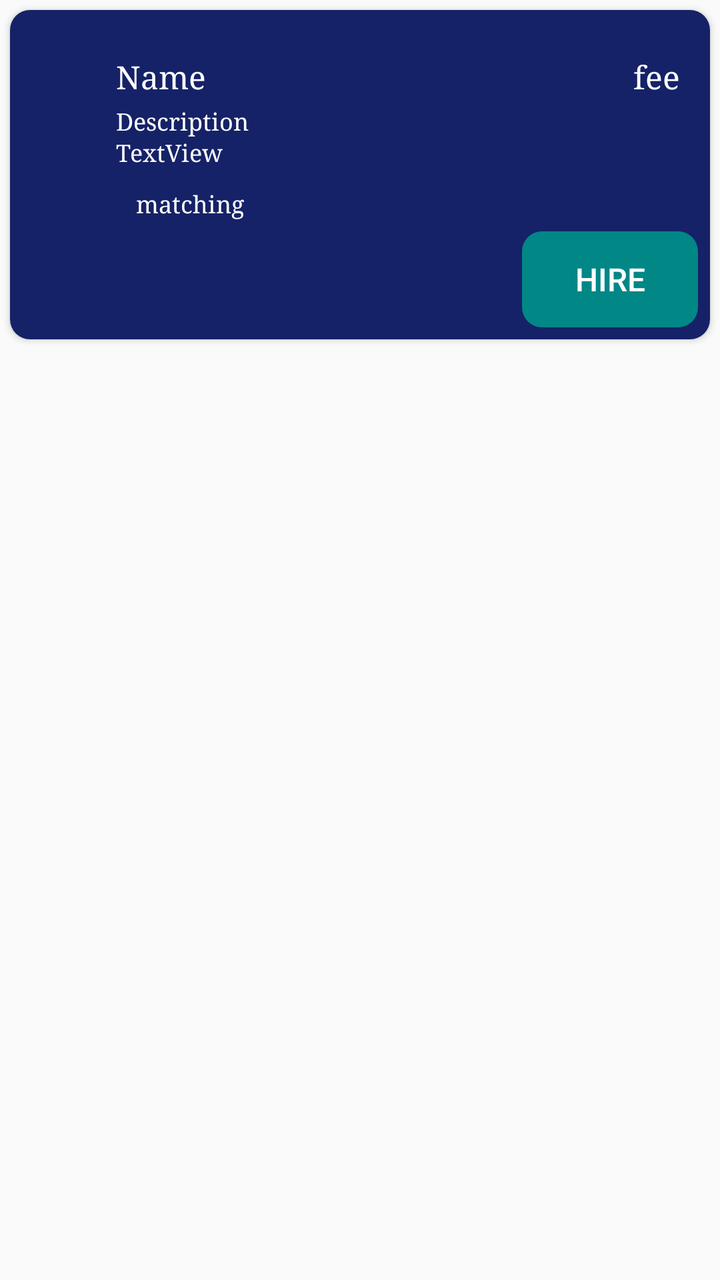
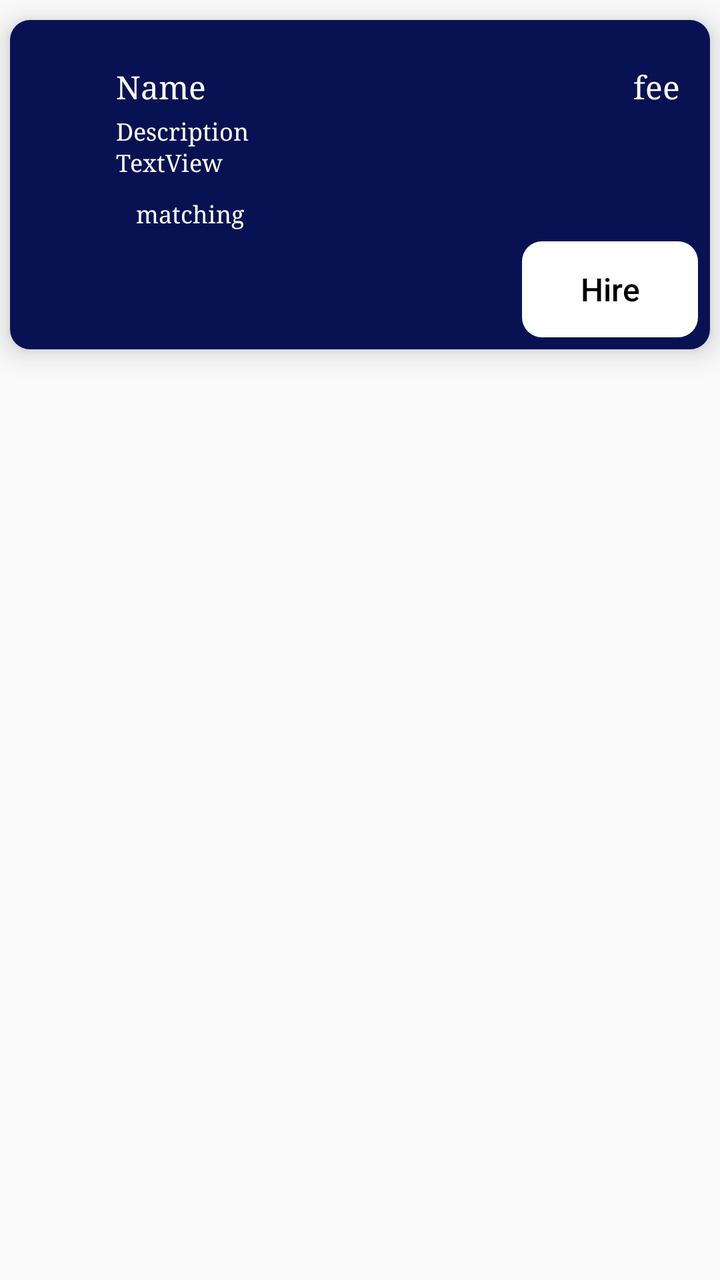

The first picture is an Android layout as it rendered before a commit; the second is the same layout after the commit. The layout source and the unified diff follow.
<!-- AndroidManifest.xml: application theme Theme.LawAdvat -->
<!-- res/layout/custom_subcatagory.xml -->
<?xml version="1.0" encoding="utf-8"?>
<androidx.appcompat.widget.LinearLayoutCompat xmlns:android="http://schemas.android.com/apk/res/android"
    xmlns:tools="http://schemas.android.com/tools"
    android:layout_width="match_parent"
    android:layout_height="wrap_content"
    xmlns:app="http://schemas.android.com/apk/res-auto">
    <androidx.cardview.widget.CardView
        android:layout_width="match_parent"
        android:layout_height="wrap_content"
        app:cardCornerRadius="10dp"
        android:padding="02dp"
        android:layout_margin="05dp">
        <LinearLayout
            android:layout_width="match_parent"
            android:layout_height="wrap_content"
            android:background="#152267"
            android:orientation="vertical">
            <androidx.constraintlayout.widget.ConstraintLayout
                android:layout_width="match_parent"
                android:layout_height="wrap_content">

                <ImageView
                    android:id="@+id/profile1"
                    android:layout_width="40dp"
                    android:layout_height="40dp"
                    android:layout_margin="05dp"
                    android:layout_marginStart="4dp"
                    app:layout_constraintBottom_toBottomOf="parent"
                    app:layout_constraintStart_toStartOf="parent"
                    app:layout_constraintTop_toTopOf="parent"
                    app:layout_constraintVertical_bias="0.0"
                    app:srcCompat="@drawable/baseline_account_circle_24" />

                <TextView
                    android:id="@+id/name1"
                    android:textColor="@color/white"
                    android:layout_width="wrap_content"
                    android:layout_height="wrap_content"
                    android:layout_marginStart="8dp"
                    android:layout_marginTop="16dp"
                    android:text="Name"
                    android:fontFamily="serif"
                    app:layout_constraintBottom_toBottomOf="@+id/profile1"
                    app:layout_constraintStart_toEndOf="@+id/profile1"
                    app:layout_constraintTop_toTopOf="@+id/profile1" />

                <TextView
                    android:id="@+id/fee11"
                    android:layout_width="wrap_content"
                    android:layout_height="wrap_content"
                    android:layout_marginEnd="15dp"
                    android:text="fee"
                    android:fontFamily="serif"
                    android:textColor="@color/white"
                    app:layout_constraintBottom_toBottomOf="@+id/name1"
                    app:layout_constraintEnd_toEndOf="parent"
                    app:layout_constraintTop_toTopOf="@+id/name1" />

                <TextView
                    android:id="@+id/description1"
                    android:layout_width="0dp"
                    android:layout_height="wrap_content"
                    android:layout_marginTop="4dp"
                    android:ellipsize="marquee"
                    android:fontFamily="serif"
                    android:maxLines="1"
                    android:text="Description"

                    android:textColor="@color/white"
                    android:textSize="12sp"
                    app:layout_constraintEnd_toStartOf="@+id/fee11"
                    app:layout_constraintStart_toStartOf="@+id/name1"
                    app:layout_constraintTop_toBottomOf="@+id/name1" />

                <TextView
                    android:id="@+id/first_sp"
                    android:layout_width="wrap_content"
                    android:layout_height="wrap_content"
                    android:layout_margin="10dp"
                    android:fontFamily="serif"
                    android:text="matching"
                    android:textColor="@color/white"
                    android:textSize="12sp"
                    app:layout_constraintStart_toStartOf="@+id/imageView2"
                    app:layout_constraintTop_toBottomOf="@+id/location11" />

                <TextView
                    android:id="@+id/location11"
                    android:layout_width="wrap_content"
                    android:layout_height="wrap_content"
                    android:fontFamily="serif"
                    android:text="TextView"
                    android:textColor="#FAFAFA"
                    android:textSize="12sp"
                    app:layout_constraintBottom_toBottomOf="@+id/imageView2"
                    app:layout_constraintStart_toEndOf="@+id/imageView2"
                    app:layout_constraintTop_toTopOf="@+id/imageView2" />

                <ImageView
                    android:id="@+id/imageView2"
                    android:layout_width="wrap_content"
                    android:layout_height="wrap_content"
                    android:layout_marginTop="8dp"
                    app:layout_constraintStart_toStartOf="@+id/description1"
                    app:layout_constraintTop_toBottomOf="@+id/description1"
                    app:srcCompat="@drawable/baseline_location_on_24"
                    app:tint="@color/white" />
            </androidx.constraintlayout.widget.ConstraintLayout>
            <Button
                android:id="@+id/hire_btn1"
                android:layout_width="wrap_content"
                android:layout_height="wrap_content"
                android:text="Hire"
                android:layout_gravity="right"
                android:layout_margin="06dp"
                android:backgroundTint="@color/teal_700"
                android:textColor="@color/white"
                android:background="@drawable/buttonradius"/>


        </LinearLayout>
    </androidx.cardview.widget.CardView>
</androidx.appcompat.widget.LinearLayoutCompat>
<!-- resources referenced by this layout -->
<resources>
  <color name="teal_700">#FF018786</color>
  <color name="white">#FFFFFFFF</color>
  <!-- drawable baseline_account_circle_24 (drawable) -->
  <vector android:height="24dp" android:tint="#000000"
      android:viewportHeight="24" android:viewportWidth="24"
      android:width="24dp" xmlns:android="http://schemas.android.com/apk/res/android">
      <path android:fillColor="@android:color/white" android:pathData="M12,2C6.48,2 2,6.48 2,12s4.48,10 10,10 10,-4.48 10,-10S17.52,2 12,2zM12,5c1.66,0 3,1.34 3,3s-1.34,3 -3,3 -3,-1.34 -3,-3 1.34,-3 3,-3zM12,19.2c-2.5,0 -4.71,-1.28 -6,-3.22 0.03,-1.99 4,-3.08 6,-3.08 1.99,0 5.97,1.09 6,3.08 -1.29,1.94 -3.5,3.22 -6,3.22z"/>
  </vector>
  <!-- drawable baseline_location_on_24 (drawable) -->
  <vector android:height="24dp" android:tint="#000000"
      android:viewportHeight="24" android:viewportWidth="24"
      android:width="24dp" xmlns:android="http://schemas.android.com/apk/res/android">
      <path android:fillColor="@android:color/white" android:pathData="M12,2C8.13,2 5,5.13 5,9c0,5.25 7,13 7,13s7,-7.75 7,-13c0,-3.87 -3.13,-7 -7,-7zM12,11.5c-1.38,0 -2.5,-1.12 -2.5,-2.5s1.12,-2.5 2.5,-2.5 2.5,1.12 2.5,2.5 -1.12,2.5 -2.5,2.5z"/>
  </vector>
  <!-- drawable buttonradius (drawable) -->
  <?xml version="1.0" encoding="utf-8"?>
  <shape xmlns:android="http://schemas.android.com/apk/res/android">
  <corners
      android:radius="10dp"/>
  </shape>
  <style name="Theme.LawAdvat" parent="Theme.MaterialComponents.DayNight.DarkActionBar.Bridge">
          
          <item name="colorPrimary">@color/white</item>
          <item name="colorPrimaryVariant">#FFFFFF</item>
          <item name="colorOnPrimary">#009688</item>
          
          <item name="colorSecondary">@color/teal_200</item>
          <item name="colorSecondaryVariant">@color/teal_700</item>
          <item name="colorOnSecondary">#FFFFFF</item>
          
          <item name="android:statusBarColor">#FFFFFF</item>
          
          <item name="titleTextColor">@color/black</item>
          <item name="fontFamily">serif</item>
          <item name="android:textSize">16sp</item>
      </style>
  <color name="teal_200">#FF03DAC5</color>
  <color name="black">#FF000000</color>
</resources>

<!-- the commit's change to res/layout/custom_subcatagory.xml (unified diff, before → after) -->
@@ -7,13 +7,16 @@
     <androidx.cardview.widget.CardView
         android:layout_width="match_parent"
         android:layout_height="wrap_content"
+        android:layout_marginStart="5dp"
+        android:layout_marginTop="10dp"
+        android:layout_marginEnd="5dp"
         app:cardCornerRadius="10dp"
-        android:padding="02dp"
-        android:layout_margin="05dp">
+        app:cardElevation="8dp">
+
         <LinearLayout
             android:layout_width="match_parent"
             android:layout_height="wrap_content"
-            android:background="#152267"
+            android:background="@color/ic_launcher_background"
             android:orientation="vertical">
             <androidx.constraintlayout.widget.ConstraintLayout
                 android:layout_width="match_parent"
@@ -113,8 +116,9 @@
                 android:text="Hire"
                 android:layout_gravity="right"
                 android:layout_margin="06dp"
-                android:backgroundTint="@color/teal_700"
-                android:textColor="@color/white"
+                android:textAllCaps="false"
+                android:backgroundTint="#FFFFFF"
+                android:textColor="@color/black"
                 android:background="@drawable/buttonradius"/>
 
 
<!-- resource entries referenced after the edit -->
@@ -38,5 +38,6 @@
       </style>
   <color name="teal_200">#FF03DAC5</color>
   <color name="black">#FF000000</color>
+  <color name="ic_launcher_background">#081253</color>
 </resources>
 
